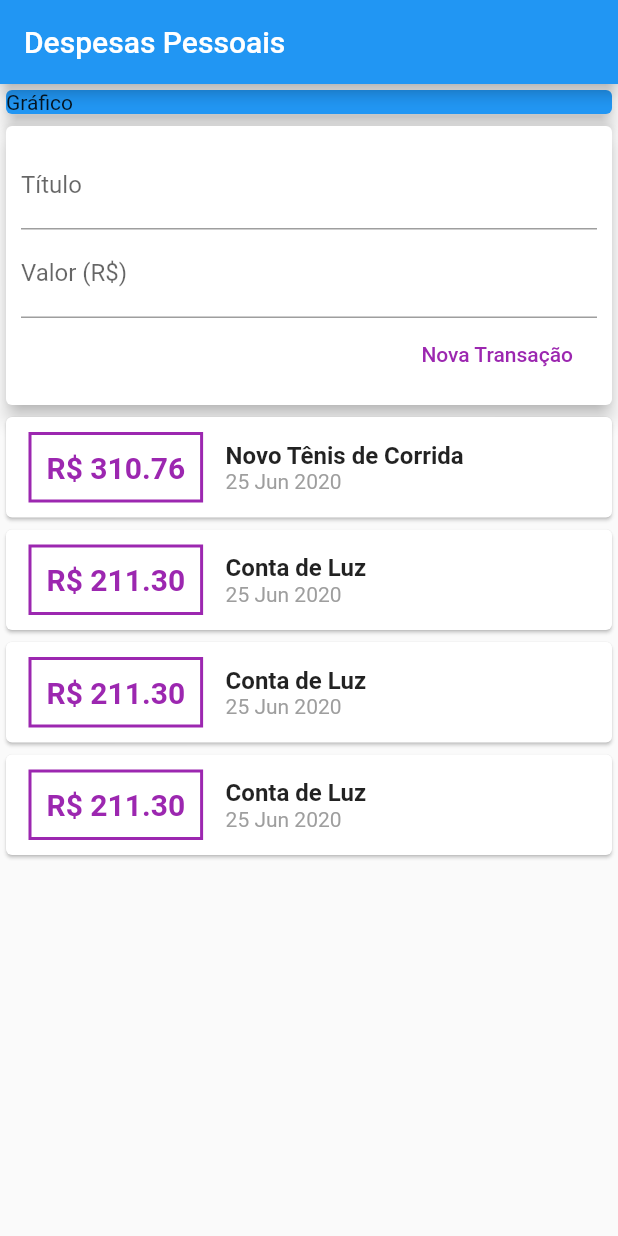
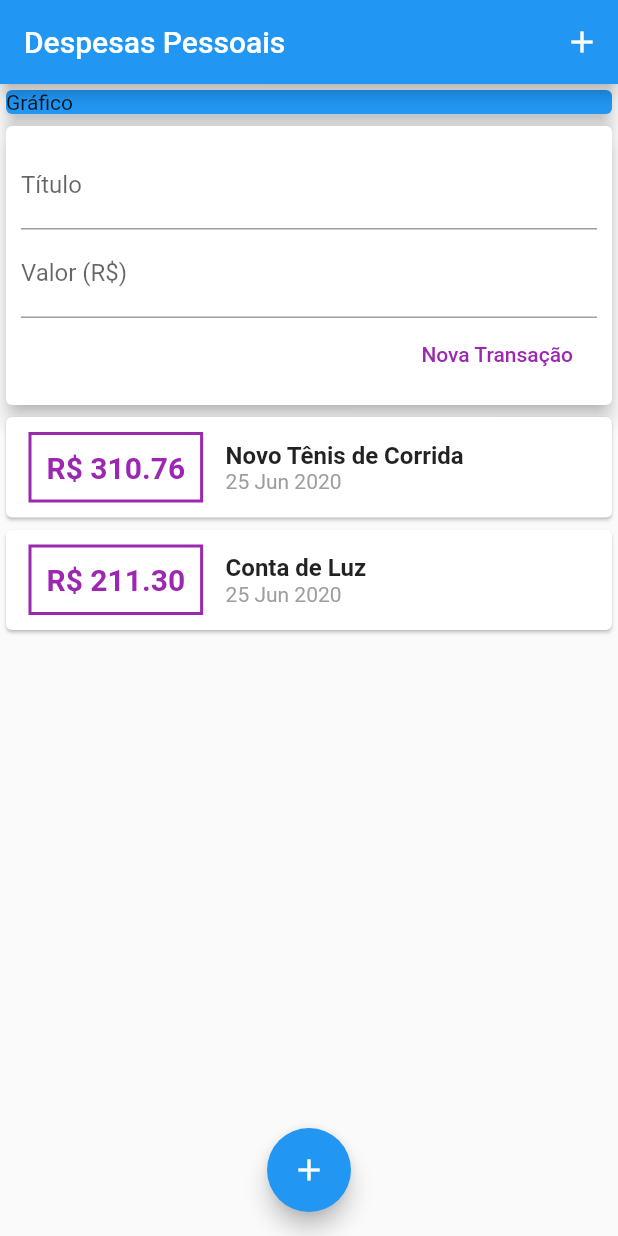
Before and after one commit to cxmarcelo/curso_udemy_flutter_expensesApp_flutter_old, a Flutter app: the screen it shows after launch, after a tap on "Nova Transação", on a phone screen of 412 x 824 dp. Run offline on Flutter 3.47's test engine with Material 2 defaults, Android fonts, the phone set to English and light mode, and no system bars.

Commit message:
Adicionando melhorias para submeter formularios e adicionando botao para criar transações.

```diff
--- a/lib/components/transaction_form.dart
+++ b/lib/components/transaction_form.dart
@@ -9,6 +9,17 @@ class TransactionForm extends StatelessWidget {
 
   TransactionForm(this.onSubimit);
 
+  _submitForm() {
+    final title = titleController.text;
+    final value = double.tryParse(valueController.text) ?? 0.0;
+
+    if(title.isEmpty || value <= 0){
+      return;
+    }
+
+    onSubimit(title, value);
+  }
+
   @override
   Widget build(BuildContext context) {
     return Card(
@@ -19,22 +30,24 @@ class TransactionForm extends StatelessWidget {
           children: <Widget>[
             TextField(
               controller: titleController,
+              onSubmitted: (_) => _submitForm(),
               decoration: InputDecoration(labelText: "Título"),
             ),
             TextField(
                 controller: valueController,
+                keyboardType: TextInputType.numberWithOptions(decimal: true),
+                onSubmitted: (_) => _submitForm(),
                 decoration: InputDecoration(labelText: "Valor (R\$)")),
-            Row(mainAxisAlignment: MainAxisAlignment.end, children: <Widget>[
-              FlatButton(
-                child: Text("Nova Transação"),
-                textColor: Colors.purple,
-                onPressed: () {
-                  final title = titleController.text;
-                  final value = double.tryParse(valueController.text) ?? 0.0;
-                  onSubimit(title, value);
-                },
-              ),
-            ])
+            Row(
+              mainAxisAlignment: MainAxisAlignment.end,
+              children: <Widget>[
+                FlatButton(
+                  child: Text("Nova Transação"),
+                  textColor: Colors.purple,
+                  onPressed: _submitForm,
+                ),
+              ],
+            )
           ],
         ),
       ),
--- a/lib/components/transaction_user.dart
+++ b/lib/components/transaction_user.dart
@@ -16,24 +16,6 @@ class _TransactionUserState extends State<TransactionUser> {
       title: "Novo Tênis de Corrida",
       value: 310.76,
       id: 't1',
-      date: DateTime.now(),
-    ),
-    Transaction(
-      id: 't2',
-      title: "Conta de Luz",
-      value: 211.30,
-      date: DateTime.now(),
-    ),
-    Transaction(
-      id: 't2',
-      title: "Conta de Luz",
-      value: 211.30,
-      date: DateTime.now(),
-    ),
-    Transaction(
-      id: 't2',
-      title: "Conta de Luz",
-      value: 211.30,
       date: DateTime.now(),
     ),
     Transaction(
--- a/lib/main.dart
+++ b/lib/main.dart
@@ -19,6 +19,12 @@ class MyHomePage extends StatelessWidget {
     return Scaffold(
       appBar: AppBar(
         title: Text("Despesas Pessoais"),
+        actions: <Widget>[
+          IconButton(
+            icon: Icon(Icons.add),
+            onPressed: () {},
+          )
+        ],
       ),
       body: SingleChildScrollView(
               child: Column(
@@ -35,6 +41,11 @@ class MyHomePage extends StatelessWidget {
           ],
         ),
       ),
+      floatingActionButton: FloatingActionButton(
+        child: Icon(Icons.add),
+        onPressed: () {},
+      ),
+      floatingActionButtonLocation: FloatingActionButtonLocation.centerFloat,
     );
   }
 }
```
